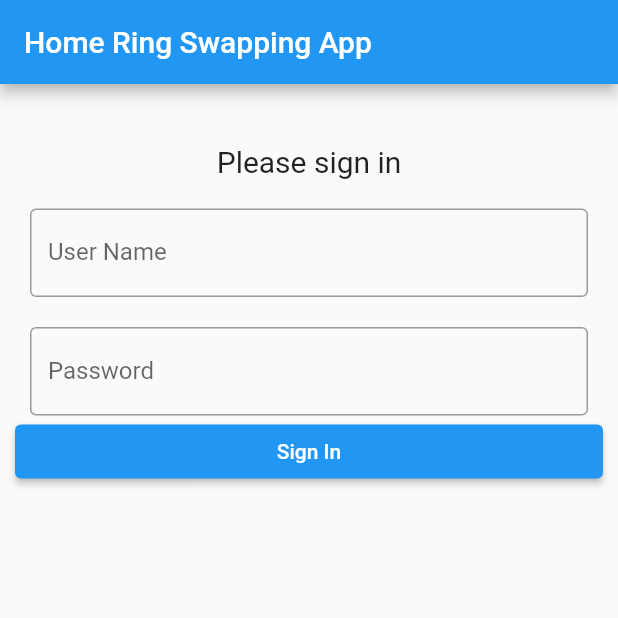
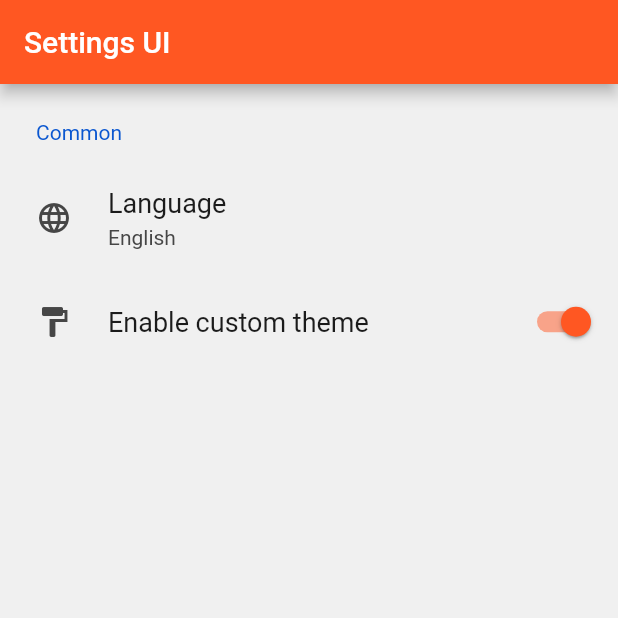
Before and after one commit to Tobias314/HomeSwap, a Flutter app: the screen it shows after launch, on a phone screen of 412 x 824 dp, the top half of it. Run offline on Flutter 3.47's test engine with Material 2 defaults, Android fonts, the phone set to English and light mode, and no system bars; drawn by our look-alikes of settings_ui; our stand-ins replace appinio_swiper.

Commit message:
small settings page

```diff
--- a/frontend/lib/main.dart
+++ b/frontend/lib/main.dart
@@ -1,89 +1,24 @@
-// https://www.tutorialkart.com/flutter/flutter-login-screen/#gsc.tab=0
+import 'package:flutter/material.dart';
+import 'pages/preference_page.dart';
 
-import 'package:flutter/material.dart';
-import 'pages/profile_page.dart';
-import 'pages/swipe_page.dart';
-
-void main() => runApp(const MyApp());
+void main() => runApp(MyApp());
 
 class MyApp extends StatelessWidget {
-  const MyApp({Key? key}) : super(key: key);
-
-  static const String _title = 'Home Ring Swapping App';
-
   @override
   Widget build(BuildContext context) {
     return MaterialApp(
-      title: _title,
-      home: Scaffold(
-        appBar: AppBar(title: const Text(_title)),
-        body: const MyStatefulWidget(),
+      debugShowCheckedModeBanner: false,
+      title: 'Settings UI Demo',
+      theme: ThemeData(
+        primarySwatch: Colors.deepOrange,
+        brightness: Brightness.light,
       ),
+      darkTheme: ThemeData(
+        primarySwatch: Colors.deepPurple,
+        accentColor: Colors.deepPurple,
+        brightness: Brightness.dark,
+      ),
+      home: SettingsScreen(),
     );
   }
 }
-
-class MyStatefulWidget extends StatefulWidget {
-  const MyStatefulWidget({Key? key}) : super(key: key);
-
-  @override
-  State<MyStatefulWidget> createState() => _MyStatefulWidgetState();
-}
-
-class _MyStatefulWidgetState extends State<MyStatefulWidget> {
-  TextEditingController nameController = TextEditingController();
-  TextEditingController passwordController = TextEditingController();
-
-  @override
-  Widget build(BuildContext context) {
-    return Padding(
-        padding: const EdgeInsets.all(10),
-        child: ListView(
-          children: <Widget>[
-            Container(
-                alignment: Alignment.center,
-                padding: const EdgeInsets.all(10),
-                ),
-            Container(
-                alignment: Alignment.center,
-                padding: const EdgeInsets.all(10),
-                child: const Text(
-                  'Please sign in',
-                  style: TextStyle(fontSize: 20),
-                )),
-            Container(
-              padding: const EdgeInsets.all(10),
-              child: TextField(
-                controller: nameController,
-                decoration: const InputDecoration(
-                  border: OutlineInputBorder(),
-                  labelText: 'User Name',
-                ),
-              ),
-            ),
-            Container(
-              padding: const EdgeInsets.fromLTRB(10, 10, 10, 0),
-              child: TextField(
-                obscureText: true,
-                controller: passwordController,
-                decoration: const InputDecoration(
-                  border: OutlineInputBorder(),
-                  labelText: 'Password',
-                ),
-              ),
-            ),
-            ElevatedButton(
-              child: const Text('Sign In'),
-              onPressed: () {
-                print(nameController.text);
-                print(passwordController.text);
-                Navigator.push(
-                  context,
-                  MaterialPageRoute(builder: (context) => const SwipePage()),
-              );
-          },
-        ),
-          ],
-        ));
-  }
-}
--- a/frontend/lib/pages/login_page.dart
+++ b/frontend/lib/pages/login_page.dart
@@ -3,6 +3,7 @@
 import 'package:flutter/material.dart';
 import 'pages/profile_page.dart';
 import 'pages/swipe_page.dart';
+import 'pages/preference_page.dart';
 
 void main() => runApp(const MyApp());
 
@@ -80,7 +81,7 @@ class _MyStatefulWidgetState extends State<MyStatefulWidget> {
                 print(passwordController.text);
                 Navigator.push(
                   context,
-                  MaterialPageRoute(builder: (context) => const SwipePage()),
+                  MaterialPageRoute(builder: (context) => const PreferencePage()),
               );
           },
         ),
--- a/frontend/lib/pages/preference_page.dart
+++ b/frontend/lib/pages/preference_page.dart
@@ -0,0 +1,39 @@
+import 'package:flutter/material.dart';
+import 'package:settings_ui/settings_ui.dart';
+
+class SettingsScreen extends StatefulWidget {
+  @override
+  _SettingsScreenState createState() => _SettingsScreenState();
+}
+
+class _SettingsScreenState extends State<SettingsScreen> {
+  bool lockInBackground = true;
+
+  @override
+  Widget build(BuildContext context) {
+    return Scaffold(
+      appBar: AppBar(title: Text('Settings UI')),
+      body:  SettingsList(
+      sections: [
+        SettingsSection(
+          title: Text('Common'),
+          tiles: <SettingsTile>[
+            SettingsTile.navigation(
+              leading: Icon(Icons.language),
+              title: Text('Language'),
+              value: Text('English'),
+            ),
+            SettingsTile.switchTile(
+              onToggle: (value) {},
+              initialValue: true,
+              leading: Icon(Icons.format_paint),
+              title: Text('Enable custom theme'),
+            ),
+          ],
+        ),
+      ],
+    ),
+
+    );
+  }
+}
--- a/frontend/pubspec.yaml
+++ b/frontend/pubspec.yaml
@@ -29,6 +29,7 @@ environment:
 dependencies:
   flutter:
     sdk: flutter
+  settings_ui: ^2.0.2
 
 
   # The following adds the Cupertino Icons font to your application.
```
Also changed, not shown: frontend/pubspec.lock.
